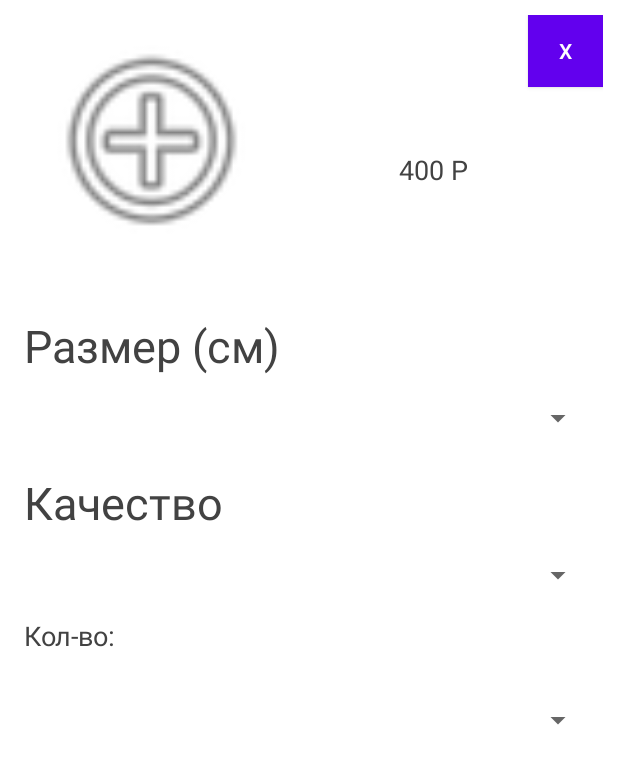
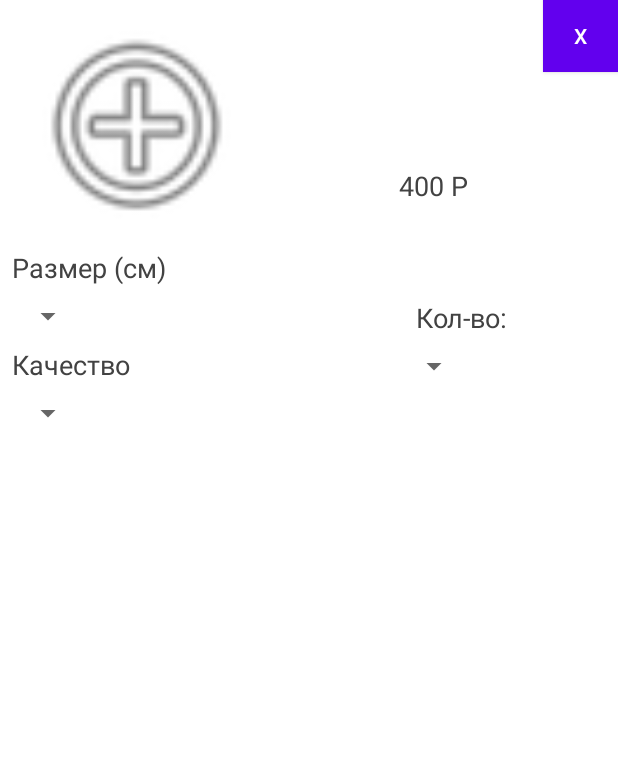
Before and after one commit to AntonButov/print, an Android app: the layout item.xml on its own in the app's theme, with its tools: preview values and no code run, on a phone screen of 412 x 824 dp. Shown: the top 764 px of the screen. Run offline under Robolectric (Android 15) with nearby library versions, the phone set to English and light mode, and no system bars.

Commit message:
Уменьшил шрифты.

```diff
--- a/app/src/main/res/layout/item.xml
+++ b/app/src/main/res/layout/item.xml
@@ -5,20 +5,6 @@
 
     android:layout_width="match_parent"
     android:layout_height="wrap_content">
-
-    <LinearLayout
-        android:layout_width="match_parent"
-        android:layout_height="wrap_content"
-        android:orientation="vertical"
-        app:layout_constraintEnd_toEndOf="parent"
-        app:layout_constraintStart_toStartOf="parent"
-        app:layout_constraintTop_toTopOf="parent">
-
-        <androidx.constraintlayout.widget.ConstraintLayout
-            android:id="@+id/linearLayout"
-            android:layout_width="match_parent"
-            android:layout_height="match_parent"
-            android:padding="10dp">
 
     <ImageView
         android:id="@+id/imageView"
@@ -40,7 +26,7 @@
         android:text="400 Р"
         android:textColor="@color/cardview_dark_background"
         android:textSize="18sp"
-                app:layout_constraintBottom_toBottomOf="parent"
+        app:layout_constraintBottom_toTopOf="@+id/spinnerSize"
         app:layout_constraintEnd_toEndOf="parent"
         app:layout_constraintStart_toEndOf="@+id/imageView"
         app:layout_constraintTop_toBottomOf="@+id/buttonDel" />
@@ -55,89 +41,73 @@
                 app:layout_constraintTop_toTopOf="parent" />
 
 
-        </androidx.constraintlayout.widget.ConstraintLayout>
-
-        <LinearLayout
-            android:id="@+id/linearLayout4"
-            android:layout_width="match_parent"
-            android:layout_height="match_parent"
-            android:orientation="horizontal">
-
-            <LinearLayout
-                android:layout_width="match_parent"
-                android:layout_height="match_parent"
-                android:layout_weight="1"
-                android:orientation="vertical">
-
     <TextView
         android:id="@+id/textView2"
         android:layout_width="wrap_content"
         android:layout_height="wrap_content"
-                    android:layout_marginStart="16dp"
-                    android:layout_marginLeft="16dp"
-                    android:layout_marginTop="32dp"
+        android:layout_marginStart="8dp"
+        android:layout_marginLeft="8dp"
+        android:layout_marginTop="8dp"
         android:text="Размер (см)"
         android:textColor="@color/cardview_dark_background"
-                    android:textSize="30dp" />
+        android:textSize="18dp"
+        app:layout_constraintStart_toStartOf="parent"
+        app:layout_constraintTop_toBottomOf="@+id/imageView" />
 
     <Spinner
         android:id="@+id/spinnerSize"
-                    android:layout_width="match_parent"
+        android:layout_width="wrap_content"
         android:layout_height="wrap_content"
-                    android:layout_marginStart="16dp"
-                    android:layout_marginLeft="16dp"
-                    android:layout_marginTop="16dp"
-                    android:layout_marginEnd="16dp"
-                    android:layout_marginRight="16dp" />
+        android:layout_marginStart="8dp"
+        android:layout_marginLeft="8dp"
+        android:layout_marginTop="8dp"
+        app:layout_constraintStart_toStartOf="parent"
+        app:layout_constraintTop_toBottomOf="@+id/textView2" />
 
     <TextView
         android:id="@+id/textViewQality"
         android:layout_width="wrap_content"
-                    android:layout_height="wrap_content"
-                    android:layout_marginStart="16dp"
-                    android:layout_marginLeft="16dp"
-                    android:layout_marginTop="24dp"
+        android:layout_height="0dp"
+        android:layout_marginStart="8dp"
+        android:layout_marginLeft="8dp"
+        android:layout_marginTop="8dp"
         android:text="Качество"
         android:textColor="@color/cardview_dark_background"
-                    android:textSize="30dp" />
+        android:textSize="18dp"
+        app:layout_constraintStart_toStartOf="parent"
+        app:layout_constraintTop_toBottomOf="@+id/spinnerSize" />
 
     <Spinner
         android:id="@+id/spinnerQuality"
-                    android:layout_width="match_parent"
+        android:layout_width="wrap_content"
         android:layout_height="wrap_content"
-                    android:layout_marginStart="16dp"
-                    android:layout_marginLeft="16dp"
-                    android:layout_marginTop="16dp"
-                    android:layout_marginEnd="16dp"
-                    android:layout_marginRight="16dp" />
+        android:layout_marginStart="8dp"
+        android:layout_marginLeft="8dp"
+        android:layout_marginTop="8dp"
+        app:layout_constraintStart_toStartOf="parent"
+        app:layout_constraintTop_toBottomOf="@+id/textViewQality" />
 
     <TextView
         android:id="@+id/textViewQant"
         android:layout_width="wrap_content"
         android:layout_height="wrap_content"
-                    android:layout_marginStart="16dp"
-                    android:layout_marginLeft="16dp"
-                    android:layout_marginTop="16dp"
-                    android:layout_marginBottom="16dp"
+        android:layout_marginStart="37dp"
+        android:layout_marginLeft="37dp"
         android:text="Кол-во:"
         android:textColor="@color/cardview_dark_background"
         android:textSize="18sp"
-                    app:layout_constraintStart_toStartOf="parent"
-                    app:layout_constraintTop_toBottomOf="@+id/spinnerSizeQuality" />
+        app:layout_constraintBottom_toBottomOf="parent"
+        app:layout_constraintEnd_toEndOf="parent"
+        app:layout_constraintStart_toEndOf="@+id/imageView"
+        app:layout_constraintTop_toBottomOf="@+id/textItemPrice" />
+
     <Spinner
         android:id="@+id/spinnerQuantity"
-                    android:layout_width="match_parent"
+        android:layout_width="wrap_content"
         android:layout_height="wrap_content"
-                    android:layout_marginStart="16dp"
-                    android:layout_marginLeft="16dp"
-                    android:layout_marginTop="16dp"
-                    android:layout_marginEnd="16dp"
-                    android:layout_marginRight="16dp" />
-
-            </LinearLayout>
-
-        </LinearLayout>
-
-    </LinearLayout>
+        android:layout_marginTop="8dp"
+        app:layout_constraintEnd_toEndOf="parent"
+        app:layout_constraintStart_toEndOf="@+id/imageView"
+        app:layout_constraintTop_toBottomOf="@+id/textViewQant" />
 
 </androidx.constraintlayout.widget.ConstraintLayout>
--- a/app/src/main/res/layout/spinerquality.xml
+++ b/app/src/main/res/layout/spinerquality.xml
@@ -8,4 +8,4 @@
     android:textAlignment="inherit"
     android:textColor="@color/cardview_dark_background"
     android:background="@color/colorWhite"
-    android:textSize="32dp" />
+    android:textSize="28dp" />
--- a/app/src/main/res/layout/spinerquantity.xml
+++ b/app/src/main/res/layout/spinerquantity.xml
@@ -8,4 +8,4 @@
     android:textAlignment="inherit"
     android:textColor="@color/cardview_dark_background"
     android:background="@color/colorWhite"
-    android:textSize="22dp" />
+    android:textSize="20dp" />
--- a/app/src/main/res/layout/spinersize.xml
+++ b/app/src/main/res/layout/spinersize.xml
@@ -8,4 +8,4 @@
     android:textAlignment="inherit"
     android:textColor="@color/cardview_dark_background"
     android:background="@color/colorWhite"
-    android:textSize="32dp" />
+    android:textSize="24dp" />
```
Lines whose indentation alone changed are shown as unchanged.
